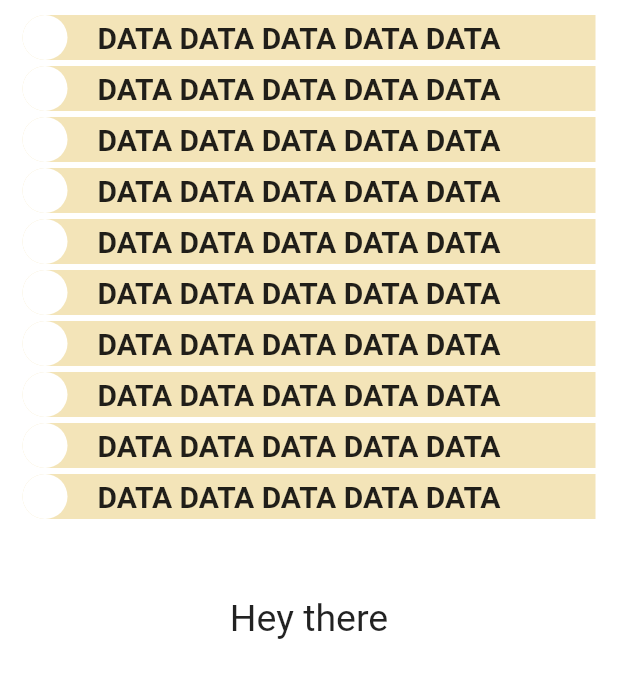
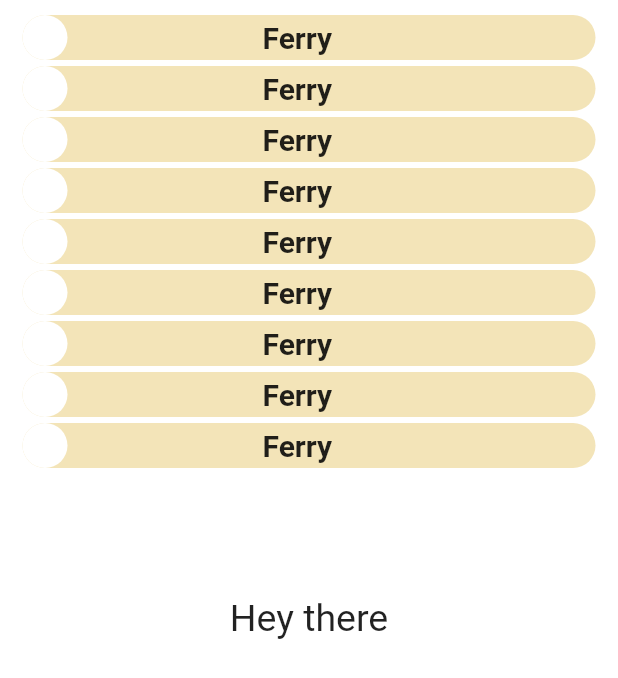
Before and after one commit to alexpays99/flutter_test_task, a Flutter app: the screen it shows after launch, on a phone screen of 412 x 824 dp. Shown: the top 678 px of the screen. Run offline on Flutter 3.47's test engine with Material 2 defaults, Android fonts, the phone set to English and light mode, and no system bars.

Commit message:
added display of containers with names.

```diff
--- a/lib/background_builder.dart
+++ b/lib/background_builder.dart
@@ -1,4 +1,6 @@
 import 'package:flutter/material.dart';
+import 'package:flutter_test_task/domain/models/user.dart';
+import 'package:flutter_test_task/presentation/widgets/info_list_widget.dart';
 import 'package:flutter_test_task/provider/background_color_from_rgb.dart';
 import 'package:provider/provider.dart';
 
@@ -9,14 +11,18 @@ class BackgroundBuilder extends StatefulWidget {
 }
 
 class _BackgroundBuilderState extends State<BackgroundBuilder> {
+  final _model = User();
+  final backgroundInstanse = Provider.of<BackgroundColorFromRGB>;
+
   @override
   Widget build(BuildContext context) {
     return Scaffold(
-      backgroundColor: Provider.of<BackgroundColorFromRGB>(context).color,
+      backgroundColor: backgroundInstanse(context).color,
       body: InkWell(
         onTap: () {
           setState(() {
-            Provider.of<BackgroundColorFromRGB>(context, listen: false)
+            backgroundInstanse(context, listen: false).changeBackgroundColor();
+            backgroundInstanse(context, listen: false)
                 .setNewColorAndNotifyListeners();
           });
         },
@@ -40,43 +46,9 @@ class _BackgroundBuilderState extends State<BackgroundBuilder> {
                 top: 10,
                 bottom: 5,
               ),
-              child: ListView.builder(
-                itemCount: 10,
-                shrinkWrap: true,
-                itemBuilder: (BuildContext context, int index) {
-                  return Padding(
-                    padding: const EdgeInsets.only(bottom: 4.0),
-                    child: Container(
-                      decoration: const BoxDecoration(
-                        borderRadius: BorderRadius.only(
-                          topLeft: Radius.circular(50),
-                          bottomLeft: Radius.circular(50),
-                        ),
-                        color: Color.fromARGB(88, 219, 176, 48),
-                      ),
-                      child: Row(
-                        children: [
-                          Container(
-                            width: 30,
-                            height: 30,
-                            decoration: BoxDecoration(
-                              borderRadius: BorderRadius.circular(50),
-                              color: Colors.white,
-                            ),
-                          ),
-                          const SizedBox(width: 20),
-                          const Text(
-                            'DATA DATA DATA DATA DATA',
-                            style: TextStyle(
-                              fontSize: 20,
-                              fontWeight: FontWeight.bold,
-                            ),
-                          )
-                        ],
-                      ),
-                    ),
-                  );
-                },
+              child: InfoListWidget(
+                model: _model,
+                backgroundInstanse: backgroundInstanse,
               ),
             ),
           ],
--- a/lib/consts.dart
+++ b/lib/consts.dart
@@ -13,3 +13,9 @@ const int g = amountOfRandomColors;
 
 ///blue
 const int b = amountOfRandomColors;
+
+///width of container
+const double width = 30.0;
+
+///height of container
+const double height = 30.0;
--- /dev/null
+++ b/lib/domain/models/user.dart
@@ -0,0 +1,15 @@
+///
+class User {
+  ///list of pokemons fetched from the server
+  List<String> pokemonList = [
+    'Ferry',
+    'Ferry',
+    'Ferry',
+    'Ferry',
+    'Ferry',
+    'Ferry',
+    'Ferry',
+    'Ferry',
+    'Ferry',
+  ];
+}
--- a/lib/main.dart
+++ b/lib/main.dart
@@ -15,7 +15,7 @@ void main() {
 
 ///Head of other widgets
 class Main extends StatelessWidget {
-  ///asdasd
+  ///
   const Main({Key? key}) : super(key: key);
 
   // This widget is the root of your application.
--- /dev/null
+++ b/lib/presentation/widgets/info_list_widget.dart
@@ -0,0 +1,61 @@
+import 'package:flutter/material.dart';
+import 'package:flutter_test_task/consts.dart';
+import 'package:flutter_test_task/domain/models/user.dart';
+import 'package:flutter_test_task/provider/background_color_from_rgb.dart';
+
+///Displays list of Users inside of container
+class InfoListWidget extends StatelessWidget {
+  ///
+  final User _model;
+
+  ///
+  final BackgroundColorFromRGB Function(BuildContext context, {bool listen})
+      backgroundInstanse;
+
+  ///
+  const InfoListWidget({
+    Key? key,
+    required User model,
+    required this.backgroundInstanse,
+  })  : _model = model,
+        super(key: key);
+
+  @override
+  Widget build(BuildContext context) {
+    return ListView.builder(
+      itemCount: _model.pokemonList.length,
+      shrinkWrap: true,
+      itemBuilder: (BuildContext context, int index) {
+        return Padding(
+          padding: const EdgeInsets.only(bottom: 4.0),
+          child: Container(
+            decoration: const BoxDecoration(
+              borderRadius: BorderRadius.all(Radius.circular(50)),
+              color: Color.fromARGB(88, 219, 176, 48),
+            ),
+            child: Row(
+              children: [
+                Container(
+                  width: width,
+                  height: height,
+                  decoration: BoxDecoration(
+                    borderRadius: BorderRadius.circular(50),
+                    color: backgroundInstanse(context).color,
+                  ),
+                ),
+                const SizedBox(width: 130),
+                Text(
+                  _model.pokemonList[index],
+                  style: const TextStyle(
+                    fontSize: 20,
+                    fontWeight: FontWeight.bold,
+                  ),
+                )
+              ],
+            ),
+          ),
+        );
+      },
+    );
+  }
+}
--- a/pubspec.yaml
+++ b/pubspec.yaml
@@ -37,11 +37,15 @@ dependencies:
   solid_lints: ^0.0.11
   provider: ^6.0.3
   mocktail: ^0.3.0
+  http: ^0.13.4
+  json_serializable: ^6.3.1
+  json_annotation: ^4.6.0
 
 dev_dependencies:
   flutter_test:
     sdk: flutter
   mockito: ^5.2.0
+  build_runner: ^2.2.0
 
   # The "flutter_lints" package below contains a set of recommended lints to
   # encourage good coding practices. The lint set provided by the package is
```
Also changed, not shown: pubspec.lock, 1 other file.
